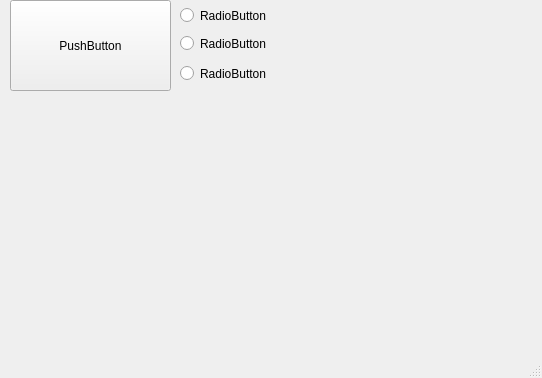
Above: frontend/words-client/mainwindow.ui from ItsAldris/word-assembler before the change. Below: the same form after it.
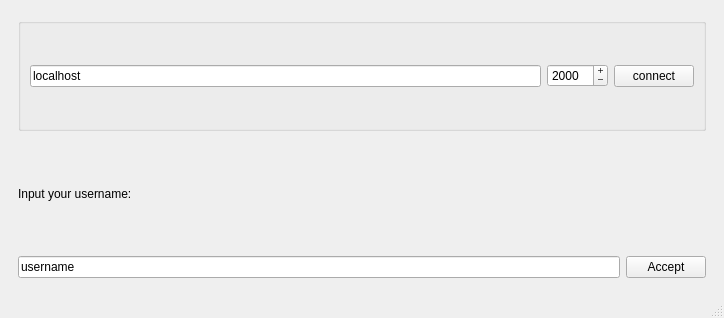
That is the form after the change.

Commit message: feat: temporary gui layout

What changed in the file:
```diff
--- a/frontend/words-client/mainwindow.ui
+++ b/frontend/words-client/mainwindow.ui
@@ -6,75 +6,160 @@
    <rect>
     <x>0</x>
     <y>0</y>
-    <width>542</width>
-    <height>378</height>
+    <width>724</width>
+    <height>318</height>
    </rect>
   </property>
   <property name="windowTitle">
    <string>MainWindow</string>
   </property>
   <widget class="QWidget" name="centralwidget">
-   <widget class="QPushButton" name="pushButton">
-    <property name="geometry">
-     <rect>
-      <x>10</x>
-      <y>0</y>
-      <width>161</width>
-      <height>91</height>
-     </rect>
-    </property>
-    <property name="text">
-     <string>PushButton</string>
-    </property>
-   </widget>
-   <widget class="QRadioButton" name="radioButton">
-    <property name="geometry">
-     <rect>
-      <x>180</x>
-      <y>0</y>
-      <width>111</width>
-      <height>31</height>
-     </rect>
-    </property>
-    <property name="text">
-     <string>RadioButton</string>
-    </property>
-    <attribute name="buttonGroup">
-     <string notr="true">buttonGroup</string>
-    </attribute>
-   </widget>
-   <widget class="QRadioButton" name="radioButton_2">
-    <property name="geometry">
-     <rect>
-      <x>180</x>
-      <y>30</y>
-      <width>114</width>
-      <height>27</height>
-     </rect>
-    </property>
-    <property name="text">
-     <string>RadioButton</string>
-    </property>
-    <attribute name="buttonGroup">
-     <string notr="true">buttonGroup</string>
-    </attribute>
-   </widget>
-   <widget class="QRadioButton" name="radioButton_3">
-    <property name="geometry">
-     <rect>
-      <x>180</x>
-      <y>60</y>
-      <width>114</width>
-      <height>27</height>
-     </rect>
-    </property>
-    <property name="text">
-     <string>RadioButton</string>
-    </property>
-    <attribute name="buttonGroup">
-     <string notr="true">buttonGroup</string>
-    </attribute>
-   </widget>
+   <layout class="QGridLayout" name="gridLayout_2">
+    <item row="0" column="0">
+     <layout class="QGridLayout" name="gridLayout_3">
+      <item row="1" column="0">
+       <widget class="QStackedWidget" name="stackedWidget">
+        <property name="currentIndex">
+         <number>0</number>
+        </property>
+        <widget class="QWidget" name="page_3">
+         <layout class="QGridLayout" name="gridLayout_4">
+          <item row="2" column="0">
+           <layout class="QGridLayout" name="gridLayout">
+            <item row="1" column="2">
+             <widget class="QPushButton" name="acceptButton">
+              <property name="text">
+               <string>Accept</string>
+              </property>
+             </widget>
+            </item>
+            <item row="1" column="1">
+             <widget class="QLineEdit" name="usernameEdit">
+              <property name="text">
+               <string>username</string>
+              </property>
+             </widget>
+            </item>
+           </layout>
+          </item>
+          <item row="0" column="0">
+           <widget class="QGroupBox" name="connectGroup">
+            <property name="title">
+             <string/>
+            </property>
+            <layout class="QHBoxLayout" name="horizontalLayout">
+             <item>
+              <widget class="QLineEdit" name="hostLineEdit">
+               <property name="text">
+                <string>localhost</string>
+               </property>
+              </widget>
+             </item>
+             <item>
+              <widget class="QSpinBox" name="portSpinBox">
+               <property name="buttonSymbols">
+                <enum>QAbstractSpinBox::PlusMinus</enum>
+               </property>
+               <property name="minimum">
+                <number>1</number>
+               </property>
+               <property name="maximum">
+                <number>65535</number>
+               </property>
+               <property name="value">
+                <number>2000</number>
+               </property>
+              </widget>
+             </item>
+             <item>
+              <widget class="QPushButton" name="conectBtn">
+               <property name="text">
+                <string>connect</string>
+               </property>
+              </widget>
+             </item>
+            </layout>
+           </widget>
+          </item>
+          <item row="1" column="0">
+           <widget class="QLabel" name="usernameLabel">
+            <property name="text">
+             <string>Input your username:</string>
+            </property>
+           </widget>
+          </item>
+         </layout>
+        </widget>
+        <widget class="QWidget" name="page_4">
+         <layout class="QVBoxLayout" name="verticalLayout">
+          <item>
+           <layout class="QGridLayout" name="gridLayout_5">
+            <property name="leftMargin">
+             <number>0</number>
+            </property>
+            <property name="horizontalSpacing">
+             <number>6</number>
+            </property>
+            <item row="2" column="0">
+             <widget class="QLCDNumber" name="lcdNumber">
+              <property name="smallDecimalPoint">
+               <bool>false</bool>
+              </property>
+             </widget>
+            </item>
+            <item row="3" column="1">
+             <widget class="QPlainTextEdit" name="plainTextEdit">
+              <property name="plainText">
+               <string>Stats</string>
+              </property>
+             </widget>
+            </item>
+            <item row="2" column="1">
+             <widget class="QTextEdit" name="textEdit">
+              <property name="html">
+               <string>&lt;!DOCTYPE HTML PUBLIC &quot;-//W3C//DTD HTML 4.0//EN&quot; &quot;http://www.w3.org/TR/REC-html40/strict.dtd&quot;&gt;
+&lt;html&gt;&lt;head&gt;&lt;meta name=&quot;qrichtext&quot; content=&quot;1&quot; /&gt;&lt;meta charset=&quot;utf-8&quot; /&gt;&lt;style type=&quot;text/css&quot;&gt;
+p, li { white-space: pre-wrap; }
+hr { height: 1px; border-width: 0; }
+li.unchecked::marker { content: &quot;\2610&quot;; }
+li.checked::marker { content: &quot;\2612&quot;; }
+&lt;/style&gt;&lt;/head&gt;&lt;body style=&quot; font-family:'Noto Sans'; font-size:11pt; font-weight:400; font-style:normal;&quot;&gt;
+&lt;p style=&quot; margin-top:0px; margin-bottom:0px; margin-left:0px; margin-right:0px; -qt-block-indent:0; text-indent:0px;&quot;&gt;Letters&lt;/p&gt;&lt;/body&gt;&lt;/html&gt;</string>
+              </property>
+             </widget>
+            </item>
+            <item row="3" column="0">
+             <widget class="QPlainTextEdit" name="plainTextEdit_2">
+              <property name="plainText">
+               <string>Round number information.
+Other players responses.
+Logs</string>
+              </property>
+             </widget>
+            </item>
+            <item row="4" column="1">
+             <widget class="QPushButton" name="pushButton">
+              <property name="text">
+               <string>Accept</string>
+              </property>
+             </widget>
+            </item>
+            <item row="4" column="0">
+             <widget class="QLineEdit" name="lineEdit">
+              <property name="text">
+               <string>Answer</string>
+              </property>
+             </widget>
+            </item>
+           </layout>
+          </item>
+         </layout>
+        </widget>
+       </widget>
+      </item>
+     </layout>
+    </item>
+   </layout>
   </widget>
   <widget class="QMenuBar" name="menubar">
    <property name="geometry">
```
Left out of the diff: 5 changed lines with no effect on the pictures.
